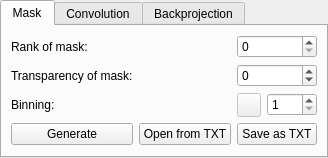
verbkinm2/WTF_Viewer, file viewer/masksettings.ui: the form before one commit.
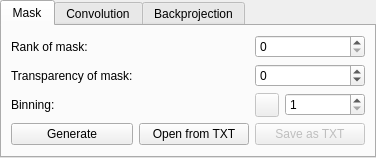
The form after the commit. Icons and pictures are not drawn.

The edit to the form file:
```diff
--- a/viewer/masksettings.ui
+++ b/viewer/masksettings.ui
@@ -6,7 +6,7 @@
    <rect>
     <x>0</x>
     <y>0</y>
-    <width>301</width>
+    <width>366</width>
     <height>150</height>
    </rect>
   </property>
@@ -72,6 +72,12 @@
        </item>
        <item row="3" column="1">
         <widget class="QPushButton" name="open_txt">
+         <property name="minimumSize">
+          <size>
+           <width>110</width>
+           <height>0</height>
+          </size>
+         </property>
          <property name="text">
           <string>Open from TXT</string>
          </property>
@@ -112,6 +118,15 @@
        </item>
        <item row="3" column="2" colspan="2">
         <widget class="QPushButton" name="save_txt">
+         <property name="enabled">
+          <bool>false</bool>
+         </property>
+         <property name="minimumSize">
+          <size>
+           <width>110</width>
+           <height>0</height>
+          </size>
+         </property>
          <property name="text">
           <string>Save as TXT</string>
          </property>
```
